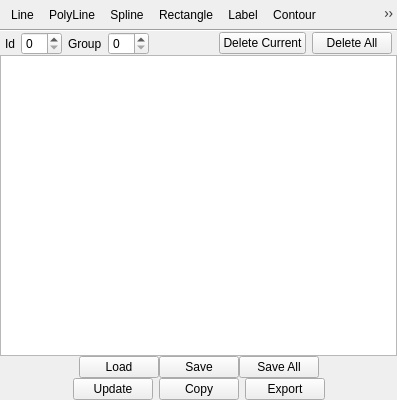
freesurfer/freesurfer, file freeview/ToolWindowMeasure.ui: the form before one commit.
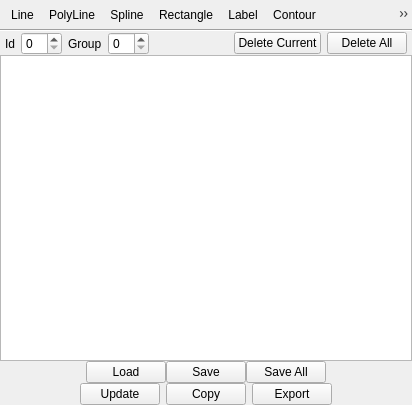
The form after the commit. Icons and pictures are not drawn. Custom widgets are drawn as their Qt base class.

Diff of the .ui file:
```diff
--- a/freeview/ToolWindowMeasure.ui
+++ b/freeview/ToolWindowMeasure.ui
@@ -6,8 +6,8 @@
    <rect>
     <x>0</x>
     <y>0</y>
-    <width>397</width>
-    <height>400</height>
+    <width>412</width>
+    <height>405</height>
    </rect>
   </property>
   <property name="sizePolicy">
@@ -139,8 +139,8 @@
        <height>270</height>
       </size>
      </property>
-     <property name="tabStopWidth">
-      <number>50</number>
+     <property name="tabStopWidth" stdset="0">
+      <number>0</number>
      </property>
     </widget>
    </item>
```
